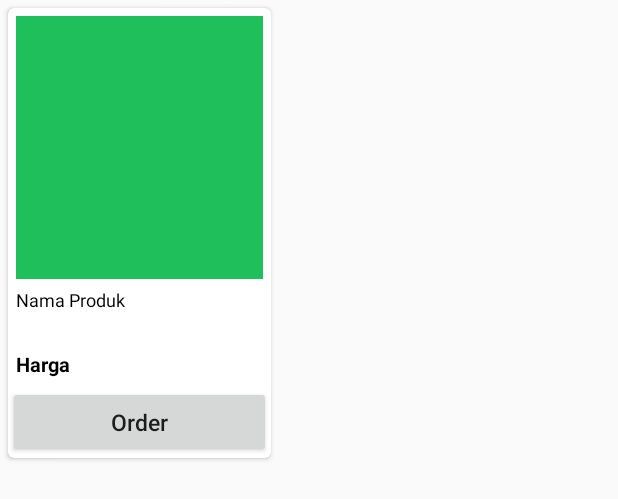
After one commit to Danisalifian/AHIRO, an Android app: the layout cardview_produk.xml on its own in the app's theme, with its tools: preview values and no code run, on a phone screen of 412 x 824 dp. The commit adds this screen. Shown: the top 499 px of the screen. Run offline under Robolectric (Android 15) with nearby library versions, the phone set to English and light mode, and no system bars.

Commit message:
Beranda
Data Produk sudah tampil, data masih menggunakan array

```diff
--- /dev/null
+++ b/app/src/main/res/layout/cardview_produk.xml
@@ -0,0 +1,58 @@
+<?xml version="1.0" encoding="utf-8"?>
+<android.support.v7.widget.CardView
+    xmlns:android="http://schemas.android.com/apk/res/android"
+    android:layout_width="175dp"
+    android:layout_height="300dp"
+    xmlns:app="http://schemas.android.com/apk/res-auto"
+    android:layout_margin="5dp"
+    app:cardCornerRadius="4dp">
+
+    <RelativeLayout
+        android:layout_width="match_parent"
+        android:layout_height="match_parent">
+
+        <ImageView
+            android:layout_width="match_parent"
+            android:layout_height="180dp"
+            android:id="@+id/ivGambar"
+            android:layout_margin="5dp"
+            android:background="@color/colorPrimary"
+            android:layout_above="@+id/tvNamaProduk"/>
+
+        <TextView
+            android:layout_width="match_parent"
+            android:layout_height="wrap_content"
+            android:id="@+id/tvNamaProduk"
+            android:text="Nama Produk"
+            android:layout_above="@+id/tvHarga"
+            android:textColor="@android:color/black"
+            android:textSize="12dp"
+            android:layout_marginLeft="5dp"
+            android:layout_marginRight="5dp"
+            android:layout_marginBottom="20dp"/>
+
+        <TextView
+            android:layout_width="match_parent"
+            android:layout_height="wrap_content"
+            android:id="@+id/tvHarga"
+            android:text="Harga"
+            android:textSize="13dp"
+            android:textStyle="bold"
+            android:textColor="@android:color/black"
+            android:layout_margin="5dp"
+            android:layout_above="@+id/btnOrder"/>
+
+        <Button
+            android:layout_width="match_parent"
+            android:layout_height="wrap_content"
+            android:id="@+id/btnOrder"
+            android:text="Order"
+            android:textAllCaps="false"
+            android:textSize="15dp"
+            android:layout_alignParentBottom="true"
+            android:layout_alignParentStart="true"
+            android:layout_alignParentLeft="true"/>
+
+    </RelativeLayout>
+
+</android.support.v7.widget.CardView>
```
Also changed, not shown: app/build.gradle (+7 -5 lines), app/src/main/java/com/example/dan/ahiro/BerandaFragment.java (+28 -1 lines), app/src/main/java/com/example/dan/ahiro/adapter/produkAdapter.java (added, +60 -0 lines), app/src/main/java/com/example/dan/ahiro/model/Produk.java (added, +31 -0 lines), app/src/main/res/layout/fragment_beranda.xml (+7 -5 lines).
